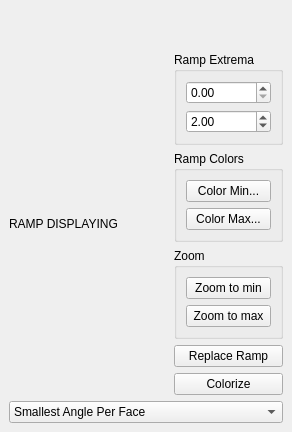
This is Polyhedron/demo/Polyhedron/Plugins/Display/Display_property.ui in MaelRL/cgal as Qt 5 draws it before an edit. The edited form follows.
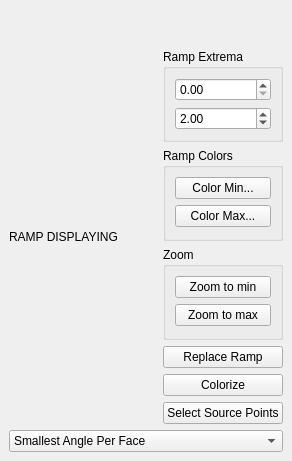
This is the edited form.

Commit message: Add a property to display in Display_property_plugin for the heat method

What changed in the file:
```diff
--- a/Polyhedron/demo/Polyhedron/Plugins/Display/Display_property.ui
+++ b/Polyhedron/demo/Polyhedron/Plugins/Display/Display_property.ui
@@ -7,14 +7,14 @@
     <x>0</x>
     <y>0</y>
     <width>292</width>
-    <height>432</height>
+    <height>461</height>
    </rect>
   </property>
   <property name="windowTitle">
    <string>Property Displaying</string>
   </property>
   <widget class="QWidget" name="dockWidgetContents">
-   <layout class="QVBoxLayout" name="verticalLayout" stretch="1,0,0">
+   <layout class="QVBoxLayout" name="verticalLayout" stretch="0,1,0">
     <item>
      <spacer name="verticalSpacer">
       <property name="orientation">
@@ -132,6 +132,16 @@
           </property>
          </widget>
         </item>
+        <item row="6" column="1">
+         <widget class="QPushButton" name="sourcePointsButton">
+          <property name="text">
+           <string>Select Source Points</string>
+          </property>
+          <property name="checkable">
+           <bool>true</bool>
+          </property>
+         </widget>
+        </item>
        </layout>
       </item>
      </layout>
```
Left out of the diff: 5 changed lines with no effect on the pictures. The commit also changes 2 other files.
